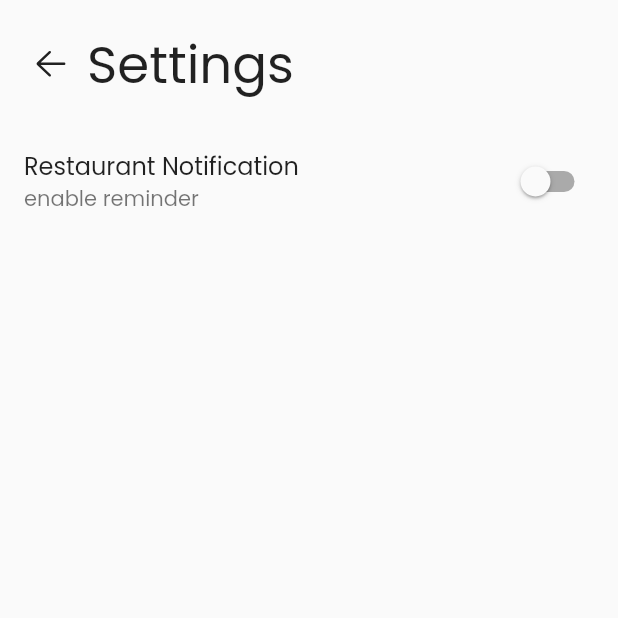
After one commit to riskiadi/dicoding_flutter_fundamental, a Flutter app: the screen it shows after launch, after a tap on an icon or button, on a phone screen of 412 x 824 dp, the top half of it. The commit adds this screen. Run offline on Flutter 3.47's test engine with Material 2 defaults, Android fonts, the phone set to English and light mode, and no system bars; our stand-ins replace bot_toast, cached_network_image, either_dart, fluentui_system_icons, flutter_easyloading, flutter_local_notifications and 8 more; missing offline and left inert: android_alarm_manager_plus; accounts and stored records are empty; network calls fail.

Commit message:
final progress

```diff
--- /dev/null
+++ b/daftar_restoran/lib/app/bindings/settings_binding.dart
@@ -0,0 +1,11 @@
+import 'package:daftar_restoran/app/controller/settings/settings_controller.dart';
+import 'package:get/get.dart';
+
+class SettingsBinding extends Bindings {
+
+  @override
+  void dependencies() {
+    Get.lazyPut<SettingsController>(() => SettingsController());
+  }
+
+}
--- a/daftar_restoran/lib/app/controller/favorite/favorite_controller.dart
+++ b/daftar_restoran/lib/app/controller/favorite/favorite_controller.dart
@@ -6,7 +6,6 @@ import 'package:get/get.dart';
 class FavoriteController extends GetxController {
 
   final favoriteService = FavoriteService();
-
   final _searchTextField = TextEditingController();
   final _restaurantList = <Restaurant>[].obs;
   final _errorMessage = RxnString();
@@ -39,4 +38,8 @@ class FavoriteController extends GetxController {
     restaurantList = await favoriteService.getRestaurants();
   }
 
+  Future<void> searchFavorite() async{
+    restaurantList = await favoriteService.getRestaurantByName(searchTextField.text);
+  }
+
 }
--- /dev/null
+++ b/daftar_restoran/lib/app/controller/settings/settings_controller.dart
@@ -0,0 +1,54 @@
+import 'package:android_alarm_manager_plus/android_alarm_manager_plus.dart';
+import 'package:daftar_restoran/app/services/schedule_service.dart';
+import 'package:daftar_restoran/app/utils/datetime_helper.dart';
+import 'package:get/get.dart';
+import 'package:get_storage/get_storage.dart';
+
+class SettingsController extends GetxController {
+
+  final box = GetStorage();
+
+  final _isScheduled = false.obs;
+  final _isEnableNotification = false.obs;
+
+  bool get isEnableNotification => _isEnableNotification.value;
+
+  set isEnableNotification(value) {
+    _isEnableNotification.value = value;
+  }
+
+  bool get isScheduled => _isScheduled.value;
+
+  set isScheduled(value) {
+    _isScheduled.value = value;
+  }
+
+  @override
+  void onInit() {
+    isEnableNotification = box.read("notification") ?? false;
+    _checkSettings();
+    super.onInit();
+  }
+
+  toogleSwitch() async{
+    isEnableNotification = !isEnableNotification;
+    box.write("notification", isEnableNotification);
+    _checkSettings();
+  }
+
+  _checkSettings() async{
+    if(isEnableNotification){
+      return await AndroidAlarmManager.periodic(
+        const Duration(hours: 24),
+        1,
+        ScheduleService.callback,
+        startAt: DateTimeHelper.format(),
+        exact: true,
+        wakeup: true,
+      );
+    }else{
+      return await AndroidAlarmManager.cancel(1);
+    }
+  }
+
+}
--- a/daftar_restoran/lib/app/data/repository/api_repository.dart
+++ b/daftar_restoran/lib/app/data/repository/api_repository.dart
@@ -19,6 +19,25 @@ class ApiRepository{
       var response = await http.get(uri);
       if(response.statusCode==200){
         return Right(RestaurantListModel.fromJson(jsonDecode(response.body)));
+      }else{
+        return Left("Data tidak dapat diambil, [${response.statusCode}].");
+      }
+    }on SocketException catch(e){
+      if (kDebugMode) {
+        print(e);
+      }
+      return const Left(TEXT_NO_CONNECTION);
+    }
+  }
+
+  Future<Either<String, Restaurants?>> getRandomRestaurant() async{
+    try{
+      var uri = Uri.https(BASEURL, URL_RESTAURANT_LIST);
+      var response = await http.get(uri);
+      if(response.statusCode==200){
+        var listModel = RestaurantListModel.fromJson(jsonDecode(response.body));
+        listModel.restaurants?.shuffle();
+        return Right(listModel.restaurants?.first);
       }else{
         return Left("Data tidak dapat diambil, [${response.statusCode}].");
       }
--- a/daftar_restoran/lib/app/routes/app_pages.dart
+++ b/daftar_restoran/lib/app/routes/app_pages.dart
@@ -1,11 +1,13 @@
 import 'package:daftar_restoran/app/bindings/favorite_binding.dart';
 import 'package:daftar_restoran/app/bindings/home_binding.dart';
 import 'package:daftar_restoran/app/bindings/search_binding.dart';
+import 'package:daftar_restoran/app/bindings/settings_binding.dart';
 import 'package:daftar_restoran/app/routes/app_routes.dart';
 import 'package:daftar_restoran/app/ui/android/detail/detail_page.dart';
 import 'package:daftar_restoran/app/ui/android/favorite/favorite_page.dart';
 import 'package:daftar_restoran/app/ui/android/home/home_page.dart';
 import 'package:daftar_restoran/app/ui/android/search/search_page.dart';
+import 'package:daftar_restoran/app/ui/android/settings/settings_page.dart';
 import 'package:get/get.dart';
 
 class AppPages{
@@ -41,6 +43,12 @@ class AppPages{
       binding: FavoriteBinding(),
       transition: Transition.circularReveal,
     ),
+    GetPage(
+      name: Routes.SETTINGS,
+      page: () => SettingsPage(),
+      binding: SettingsBinding(),
+      transition: Transition.circularReveal,
+    ),
   ];
 
 }
--- a/daftar_restoran/lib/app/routes/app_routes.dart
+++ b/daftar_restoran/lib/app/routes/app_routes.dart
@@ -5,5 +5,6 @@ abstract class Routes{
   static const DETAIL = '/detail';
   static const SEARCH = '/search';
   static const FAVORITE = '/favorite';
+  static const SETTINGS = '/settings';
 
 }
--- /dev/null
+++ b/daftar_restoran/lib/app/services/notification_service.dart
@@ -0,0 +1,87 @@
+import 'dart:convert';
+import 'package:daftar_restoran/app/controller/home/home_controller.dart';
+import 'package:daftar_restoran/app/data/model/detail_restaurant_model.dart';
+import 'package:daftar_restoran/app/data/model/restaurant_list_model.dart';
+import 'package:daftar_restoran/app/routes/app_routes.dart';
+import 'package:flutter_local_notifications/flutter_local_notifications.dart';
+import 'package:get/get.dart';
+import 'package:rxdart/rxdart.dart';
+
+final selectNotificationSubject = BehaviorSubject<String>();
+
+class NotificationService{
+  static NotificationService? _instance;
+
+  NotificationService._internal(){
+    _instance = this;
+  }
+
+  factory NotificationService() => _instance ?? NotificationService._internal();
+
+  Future<void> initNotifications(FlutterLocalNotificationsPlugin plugin) async{
+    var initializationSettingAndroid = const AndroidInitializationSettings(
+      'app_icon'
+    );
+
+    var initializationSettingIos = const IOSInitializationSettings(
+      requestAlertPermission: false,
+      requestBadgePermission: false,
+      requestSoundPermission: false
+    );
+
+    var initializationSettings = InitializationSettings(
+      android: initializationSettingAndroid,
+      iOS: initializationSettingIos,
+    );
+
+    await plugin.initialize(
+      initializationSettings,
+      onSelectNotification: (String? payload) async{
+        selectNotificationSubject.add(payload ?? 'empty payload');
+      }
+    );
+  }
+
+  Future<void> showNotification(
+    FlutterLocalNotificationsPlugin plugin,
+      Restaurants? restaurant
+  ) async{
+
+    var _channelId = "1";
+    var _channelName = "channel_$_channelId";
+    var _channelDescription = 'daily restaurant channel';
+
+    var iosPlatformChannelSpecifics = const IOSNotificationDetails();
+    var androidPlatformChannelSpecifics = AndroidNotificationDetails(
+      _channelId,
+      _channelName,
+      channelDescription: _channelDescription,
+      importance: Importance.max,
+      priority: Priority.high,
+      ticker: 'ticker',
+      styleInformation: const DefaultStyleInformation(true, true)
+    );
+
+    var platformChannelSpecifics = NotificationDetails(
+      android: androidPlatformChannelSpecifics,
+      iOS: iosPlatformChannelSpecifics,
+    );
+
+    await plugin.show(
+      0,
+      restaurant?.name??"-",
+      "rekomendasi restoran untukmu!",
+      platformChannelSpecifics,
+      payload: jsonEncode(restaurant?.toJson())
+    );
+  }
+
+  void configureSelectNotificationSubject(String route){
+    selectNotificationSubject.stream.listen((String payload) async {
+      var restaurant = DetailRestaurantModel.fromJson(jsonDecode(payload));
+      var homeController = Get.put(HomeController());
+      homeController.goToDetailBySearch(restaurant.restaurant?.id??"0");
+      Get.toNamed(Routes.DETAIL,arguments: {"id": restaurant.restaurant?.id});
+    });
+  }
+}
--- /dev/null
+++ b/daftar_restoran/lib/app/services/schedule_service.dart
@@ -0,0 +1,34 @@
+import 'dart:isolate';
+import 'dart:ui';
+import 'package:daftar_restoran/app/data/model/restaurant_list_model.dart';
+import 'package:daftar_restoran/app/data/repository/api_repository.dart';
+import 'package:daftar_restoran/app/services/notification_service.dart';
+import 'package:daftar_restoran/main.dart';
+
+final ReceivePort port = ReceivePort();
+
+class ScheduleService{
+  static ScheduleService? _instance;
+  static const String _isolateName = 'isolate';
+  static SendPort? _uiSendPort;
+
+  ScheduleService._internal(){
+    _instance = this;
+  }
+
+  factory ScheduleService() => _instance ?? ScheduleService._internal();
+
+  void initializeIsolate(){
+    IsolateNameServer.registerPortWithName(port.sendPort, _isolateName);
+  }
+
+  static Future<void> callback() async{
+    final NotificationService notificationService = NotificationService();
+    late Restaurants? res;
+    var result = await apiRepository.getRandomRestaurant();
+    result.fold((left) => print(left), (right) => res = right);
+    await notificationService.showNotification(notificationsPlugin, res);
+    _uiSendPort ??= IsolateNameServer.lookupPortByName(_isolateName);
+    _uiSendPort?.send(null);
+  }
+}
--- a/daftar_restoran/lib/app/ui/android/detail/detail_page.dart
+++ b/daftar_restoran/lib/app/ui/android/detail/detail_page.dart
@@ -1,5 +1,6 @@
 import 'package:cached_network_image/cached_network_image.dart';
 import 'package:daftar_restoran/app/controller/home/home_controller.dart';
+import 'package:daftar_restoran/app/data/model/detail_restaurant_model.dart';
 import 'package:daftar_restoran/app/utils/const.dart';
 import 'package:fluentui_system_icons/fluentui_system_icons.dart';
 import 'package:flutter/material.dart';
@@ -10,9 +11,11 @@ class DetailPage extends GetView<HomeController> {
   DetailPage({Key? key}) : super(key: key);
 
   final _controller = Get.find<HomeController>();
+  final args = Get.arguments;
 
   @override
-  Widget build(BuildContext context) {
+  Widget build(BuildContext context){
+    print(args["id"]);
     var restaurant = _controller.detailRestaurantModel?.restaurant;
     _controller.checkIsFavorite(restaurant?.id ?? "0");
 
--- a/daftar_restoran/lib/app/ui/android/favorite/favorite_page.dart
+++ b/daftar_restoran/lib/app/ui/android/favorite/favorite_page.dart
@@ -57,7 +57,7 @@ class FavoritePage extends GetView<FavoriteController> {
                         scale: 0.9,
                         child: IconButton(
                           icon: const Icon(Icons.search),
-                          onPressed: () {},
+                          onPressed: ()=>controller.searchFavorite(),
                         ),
                       ),
                     ),
--- a/daftar_restoran/lib/app/ui/android/home/home_page.dart
+++ b/daftar_restoran/lib/app/ui/android/home/home_page.dart
@@ -69,6 +69,16 @@ class HomePage extends GetView<HomeController> {
                           },
                           icon: Icon(
                             Icons.search,
+                            size: 30.sp,
+                          ),
+                        ),
+                      ),
+                      Transform.scale(
+                        scale: 0.8,
+                        child: IconButton(
+                          onPressed: () => Get.toNamed(Routes.SETTINGS,),
+                          icon: Icon(
+                            FluentIcons.settings_24_regular,
                             size: 30.sp,
                           ),
                         ),
--- a/daftar_restoran/lib/app/ui/android/search/search_page.dart
+++ b/daftar_restoran/lib/app/ui/android/search/search_page.dart
@@ -72,7 +72,7 @@ class SearchPage extends GetView<SearchController> {
                         : Container(
                             margin: const EdgeInsets.symmetric(vertical: 10),
                             child: controller
-                                        .searchModel.restaurants?.isEmpty ==
+                                        .searchModel.restaurantsSearch?.isEmpty ==
                                     true
                                 ? Container(
                                     width: 1.sw,
@@ -94,11 +94,11 @@ class SearchPage extends GetView<SearchController> {
                                   )
                                 : Column(
                                     children: List.generate(
-                                        controller.searchModel.restaurants
+                                        controller.searchModel.restaurantsSearch
                                                 ?.length ??
                                             0, (index) {
                                       final restaurant = controller
-                                          .searchModel.restaurants?[index];
+                                          .searchModel.restaurantsSearch?[index];
                                       return Container(
                                           margin: const EdgeInsets.symmetric(horizontal: 20, vertical: 10,),
                                           child: InkWell(
--- /dev/null
+++ b/daftar_restoran/lib/app/ui/android/settings/settings_page.dart
@@ -0,0 +1,56 @@
+import 'package:daftar_restoran/app/controller/settings/settings_controller.dart';
+import 'package:fluentui_system_icons/fluentui_system_icons.dart';
+import 'package:flutter/material.dart';
+import 'package:flutter_screenutil/flutter_screenutil.dart';
+import 'package:get/get.dart';
+
+class SettingsPage extends StatelessWidget {
+  const SettingsPage({Key? key}) : super(key: key);
+
+  @override
+  Widget build(BuildContext context) {
+    final controller = Get.find<SettingsController>();
+    return SafeArea(
+      child: Scaffold(
+        body: Obx(
+          () => SingleChildScrollView(
+            child: Column(
+              mainAxisSize: MainAxisSize.max,
+              crossAxisAlignment: CrossAxisAlignment.start,
+              children: [
+                Container(
+                  margin: const EdgeInsets.symmetric(horizontal: 10, vertical: 17),
+                  child: Row(
+                    children: [
+                      Transform.scale(
+                        scale: 0.8,
+                        child: IconButton(
+                          onPressed: () => Get.back(),
+                          icon: Icon(
+                            FluentIcons.arrow_left_24_regular,
+                            size: 28.sp,
+                          ),
+                        ),
+                      ),
+                      Text(
+                        "Settings",
+                        style: TextStyle(fontSize: 30.sp),
+                      )
+                    ],
+                  ),
+                ),
+
+                ListTile(
+                  title: Text("Restaurant Notification"),
+                  subtitle: Text("enable reminder"),
+                  trailing: Switch(value: controller.isEnableNotification, onChanged: (value) => controller.toogleSwitch(),),
+                )
+
+              ],
+            ),
+          ),
+        ),
+      ),
+    );
+  }
+}
--- a/daftar_restoran/lib/app/utils/const.dart
+++ b/daftar_restoran/lib/app/utils/const.dart
@@ -1,3 +1,4 @@
+import 'package:get_storage/get_storage.dart';
 import 'package:hexcolor/hexcolor.dart';
 
 const BASEURL = 'restaurant-api.dicoding.dev';
--- a/daftar_restoran/lib/main.dart
+++ b/daftar_restoran/lib/main.dart
@@ -1,13 +1,54 @@
+import 'dart:io';
+
+import 'package:android_alarm_manager_plus/android_alarm_manager_plus.dart';
 import 'package:bot_toast/bot_toast.dart';
 import 'package:daftar_restoran/app/routes/app_pages.dart';
 import 'package:daftar_restoran/app/routes/app_routes.dart';
+import 'package:daftar_restoran/app/services/notification_service.dart';
+import 'package:daftar_restoran/app/services/schedule_service.dart';
+import 'package:daftar_restoran/app/utils/datetime_helper.dart';
 import 'package:flutter/material.dart';
 import 'package:flutter_easyloading/flutter_easyloading.dart';
+import 'package:flutter_local_notifications/flutter_local_notifications.dart';
 import 'package:flutter_screenutil/flutter_screenutil.dart';
 import 'package:get/get.dart';
+import 'package:get_storage/get_storage.dart';
 import 'package:google_fonts/google_fonts.dart';
 
+final FlutterLocalNotificationsPlugin notificationsPlugin = FlutterLocalNotificationsPlugin();
+
 void main() async{
+  await GetStorage.init();
+
+  WidgetsFlutterBinding.ensureInitialized();
+
+  final NotificationService _notificationService = NotificationService();
+  final ScheduleService _reminderService = ScheduleService();
+
+  _reminderService.initializeIsolate();
+
+  if(Platform.isAndroid){
+    await AndroidAlarmManager.initialize();
+    final box = GetStorage();
+    final isEnableNotification = box.read("notification") ?? false;
+    if(isEnableNotification){
+      print("enable");
+      await AndroidAlarmManager.periodic(
+        const Duration(hours: 24),
+        1,
+        ScheduleService.callback,
+        startAt: DateTimeHelper.format(),
+        exact: true,
+        wakeup: true,
+      );
+    }else{
+      print("disable");
+      await AndroidAlarmManager.cancel(1);
+    }
+  }
+
+  await _notificationService.initNotifications(notificationsPlugin);
+
   runApp(const MyApp());
 }
 
--- a/daftar_restoran/pubspec.yaml
+++ b/daftar_restoran/pubspec.yaml
@@ -23,8 +23,10 @@ dependencies:
   either_dart: ^0.2.0
   flutter_easyloading: ^3.0.5
   flutter_local_notifications: ^9.5.0
-  android_alarm_manager_plus: ^2.0.5
+  android_alarm_manager_plus: ^2.1.0
   bot_toast: ^4.0.3
+  get_storage: ^2.0.3
+  intl: ^0.17.0
 
 dev_dependencies:
   mockito: ^5.1.0
```
Also changed, not shown: daftar_restoran/lib/app/controller/home/home_controller.dart (+12 -1 lines), daftar_restoran/lib/app/data/model/search_restaurant_model.dart (+13 -13 lines), daftar_restoran/lib/app/services/favorite_service.dart (+15 -6 lines), daftar_restoran/lib/app/utils/datetime_helper.dart (added, +21 -0 lines), daftar_restoran/pubspec.lock, 6 other files.
